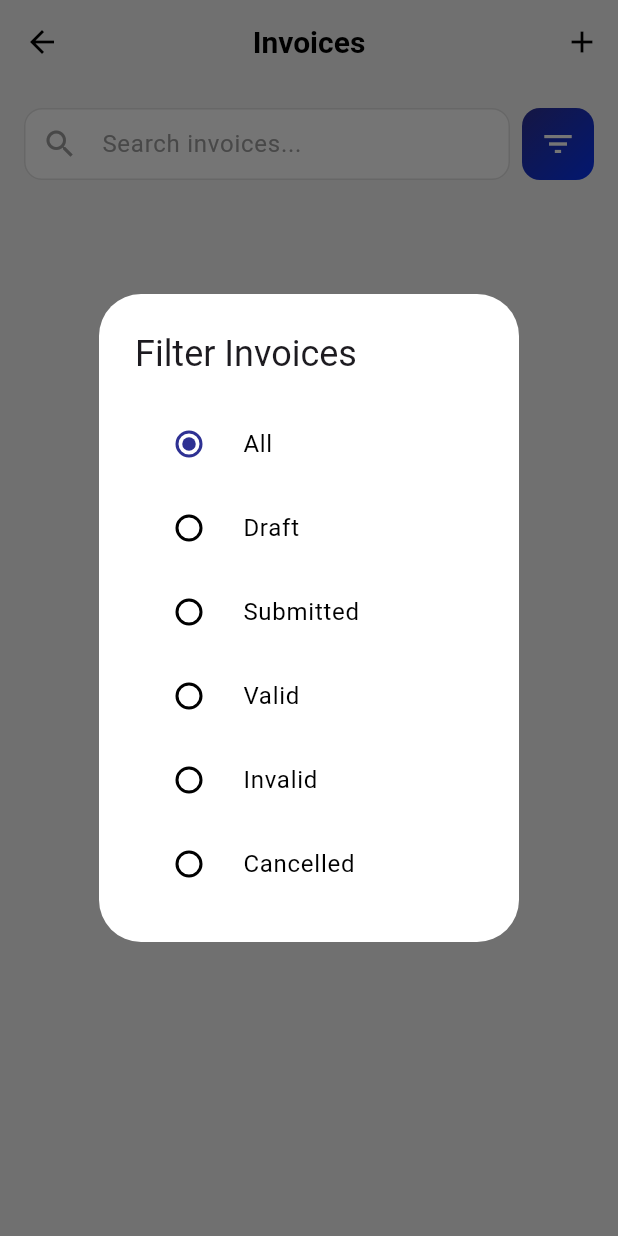
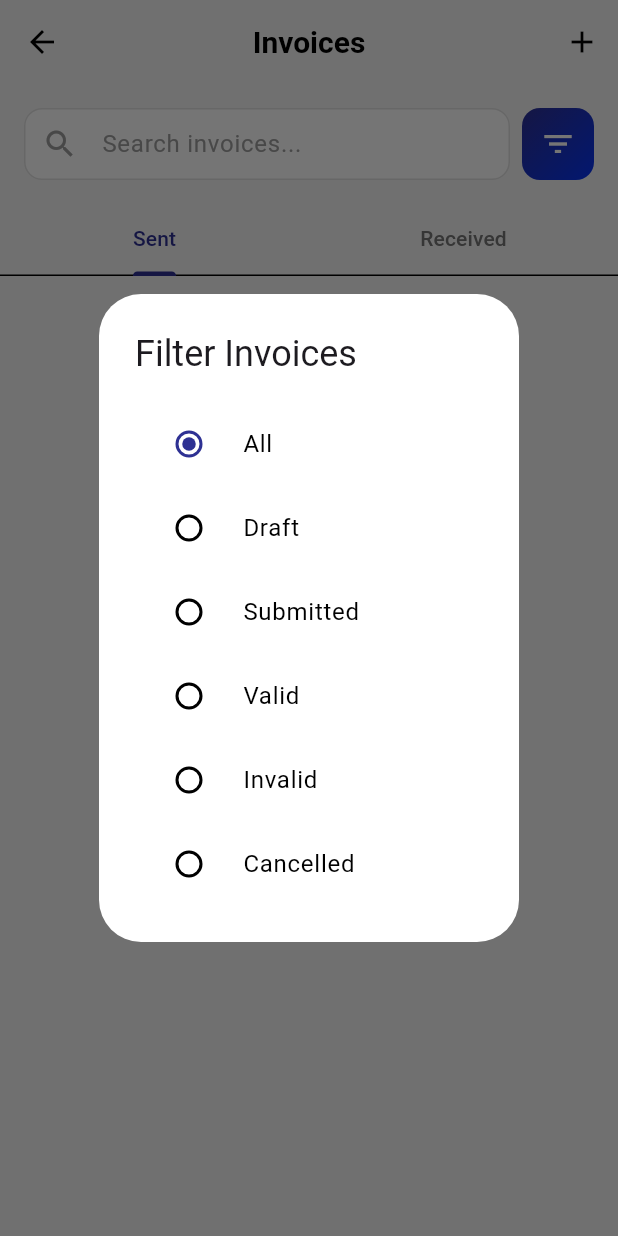
Before and after one commit to jocelyngan2005/smeasy, a Flutter app: the InvoiceListScreen screen opened directly, after a tap on the "filter list" icon, on a phone screen of 412 x 824 dp. Run offline on Flutter 3.47's test engine with Material 3 defaults, Android fonts, the phone set to English and light mode, and no system bars; our stand-ins replace cloud_firestore, firebase_auth, firebase_core, fl_chart, flutter_dotenv, geolocator and 5 more; accounts and stored records are empty; Roboto replaces fonts that are missing (Sen); project files that could hold a hidden picture were left out.

Commit message:
split invoices screen into sent and received

```diff
--- a/myinvoicemate/lib/screens/invoices/invoice_list_screen.dart
+++ b/myinvoicemate/lib/screens/invoices/invoice_list_screen.dart
@@ -16,24 +16,31 @@ class InvoiceListScreen extends StatefulWidget {
   State<InvoiceListScreen> createState() => _InvoiceListScreenState();
 }
 
-class _InvoiceListScreenState extends State<InvoiceListScreen> {
+class _InvoiceListScreenState extends State<InvoiceListScreen>
+    with SingleTickerProviderStateMixin {
   final _invoiceService = FirestoreInvoiceService();
   final _searchController = TextEditingController();
+  late final TabController _tabController;
+
   List<Invoice> _invoices = [];
-  List<Invoice> _filteredInvoices = [];
+  List<Invoice> _filteredSent = [];
+  List<Invoice> _filteredReceived = [];
   bool _isLoading = true;
   String _filterStatus = 'all';
   String _searchQuery = '';
+  String _userTin = '';
 
   @override
   void initState() {
     super.initState();
+    _tabController = TabController(length: 2, vsync: this);
     _searchController.addListener(_onSearchChanged);
     _loadInvoices();
   }
 
   @override
   void dispose() {
+    _tabController.dispose();
     _searchController.removeListener(_onSearchChanged);
     _searchController.dispose();
     super.dispose();
@@ -49,7 +56,9 @@ class _InvoiceListScreenState extends State<InvoiceListScreen> {
   Future<void> _loadInvoices() async {
     setState(() => _isLoading = true);
     try {
-      final userId = context.read<AuthService>().currentUserId ?? '';
+      final authService = context.read<AuthService>();
+      final userId = authService.currentUserId ?? '';
+      _userTin = authService.currentUser?.tin ?? '';
       final invoices = await _invoiceService.getInvoicesByUser(userId);
       setState(() {
         _invoices = invoices;
@@ -63,26 +72,29 @@ class _InvoiceListScreenState extends State<InvoiceListScreen> {
   }
 
   void _applyFilter() {
-    List<Invoice> filtered = _invoices;
+    final sent = _invoices.where((inv) => inv.sellerTin == _userTin).toList();
+    final received = _invoices.where((inv) => inv.sellerTin != _userTin).toList();
+    _filteredSent = _applyFiltersTo(sent);
+    _filteredReceived = _applyFiltersTo(received);
+  }
 
-    // Apply status filter
+  List<Invoice> _applyFiltersTo(List<Invoice> source) {
+    List<Invoice> filtered = source;
     if (_filterStatus != 'all') {
       filtered = filtered
           .where((inv) => inv.status.toLowerCase() == _filterStatus)
           .toList();
     }
-
-    // Apply search filter
     if (_searchQuery.isNotEmpty) {
       final query = _searchQuery.toLowerCase();
       filtered = filtered.where((inv) {
         return inv.invoiceNumber.toLowerCase().contains(query) ||
             inv.buyerName.toLowerCase().contains(query) ||
-            inv.buyerTin.toLowerCase().contains(query);
+            inv.buyerTin.toLowerCase().contains(query) ||
+            inv.sellerName.toLowerCase().contains(query);
       }).toList();
     }
-
-    _filteredInvoices = filtered;
+    return filtered;
   }
 
   @override
@@ -117,22 +129,41 @@ class _InvoiceListScreenState extends State<InvoiceListScreen> {
           : Column(
               children: [
                 _buildSearchBar(),
+                TabBar(
+                  controller: _tabController,
+                  labelColor: AppColors.primary,
+                  unselectedLabelColor: Colors.grey[600],
+                  indicatorColor: AppColors.primary,
+                  tabs: const [
+                    Tab(text: 'Sent'),
+                    Tab(text: 'Received'),
+                  ],
+                ),
                 Expanded(
-                  child: RefreshIndicator(
-                    onRefresh: _loadInvoices,
-                    child: _filteredInvoices.isEmpty
-                        ? _buildEmptyState()
-                        : ListView.builder(
-                            padding: const EdgeInsets.all(16),
-                            itemCount: _filteredInvoices.length,
-                            itemBuilder: (context, index) {
-                              final invoice = _filteredInvoices[index];
-                              return _buildInvoiceCard(invoice);
-                            },
-                          ),
+                  child: TabBarView(
+                    controller: _tabController,
+                    children: [
+                      _buildInvoiceList(_filteredSent, isSent: true),
+                      _buildInvoiceList(_filteredReceived, isSent: false),
+                    ],
                   ),
                 ),
               ],
+            ),
+    );
+  }
+
+  Widget _buildInvoiceList(List<Invoice> invoices, {required bool isSent}) {
+    return RefreshIndicator(
+      onRefresh: _loadInvoices,
+      child: invoices.isEmpty
+          ? _buildEmptyState(isSent: isSent)
+          : ListView.builder(
+              padding: const EdgeInsets.all(16),
+              itemCount: invoices.length,
+              itemBuilder: (context, index) {
+                return _buildInvoiceCard(invoices[index], isSent: isSent);
+              },
             ),
     );
   }
@@ -199,7 +230,7 @@ class _InvoiceListScreenState extends State<InvoiceListScreen> {
     );
   }
 
-  Widget _buildEmptyState() {
+  Widget _buildEmptyState({required bool isSent}) {
     return Center(
       child: Column(
         mainAxisAlignment: MainAxisAlignment.center,
@@ -207,7 +238,7 @@ class _InvoiceListScreenState extends State<InvoiceListScreen> {
           Icon(Icons.receipt_long, size: 80, color: Colors.grey[400]),
           const SizedBox(height: 16),
           Text(
-            'No invoices found',
+            isSent ? 'No sent invoices' : 'No received invoices',
             style: TextStyle(
               fontSize: 18,
               color: Colors.grey[600],
@@ -216,7 +247,9 @@ class _InvoiceListScreenState extends State<InvoiceListScreen> {
           ),
           const SizedBox(height: 8),
           Text(
-            'Create your first invoice using\nVoice or Receipt Scanner',
+            isSent
+                ? 'Create your first invoice using\nVoice or Receipt Scanner'
+                : 'Invoices sent to you will appear here',
             textAlign: TextAlign.center,
             style: TextStyle(color: Colors.grey[500]),
           ),
@@ -225,7 +258,12 @@ class _InvoiceListScreenState extends State<InvoiceListScreen> {
     );
   }
 
-  Widget _buildInvoiceCard(Invoice invoice) {
+  Widget _buildInvoiceCard(Invoice invoice, {required bool isSent}) {
+    // For sent invoices show the buyer; for received show the seller.
+    final counterpartyName = isSent ? invoice.buyerName : invoice.sellerName;
+    final counterpartyTin = isSent ? invoice.buyerTin : invoice.sellerTin;
+    final counterpartyLabel = isSent ? 'Buyer TIN' : 'Seller TIN';
+
     return Card(
       elevation: 0,
       margin: const EdgeInsets.only(bottom: 12),
@@ -259,7 +297,7 @@ class _InvoiceListScreenState extends State<InvoiceListScreen> {
               ),
               const SizedBox(height: 8),
               Text(
-                invoice.buyerName,
+                counterpartyName,
                 style: const TextStyle(
                   fontSize: 15,
                   fontWeight: FontWeight.w500,
@@ -267,7 +305,7 @@ class _InvoiceListScreenState extends State<InvoiceListScreen> {
               ),
               const SizedBox(height: 4),
               Text(
-                'TIN: ${invoice.buyerTin}',
+                '$counterpartyLabel: $counterpartyTin',
                 style: TextStyle(
                   fontSize: 13,
                   color: Colors.grey[600],
```
